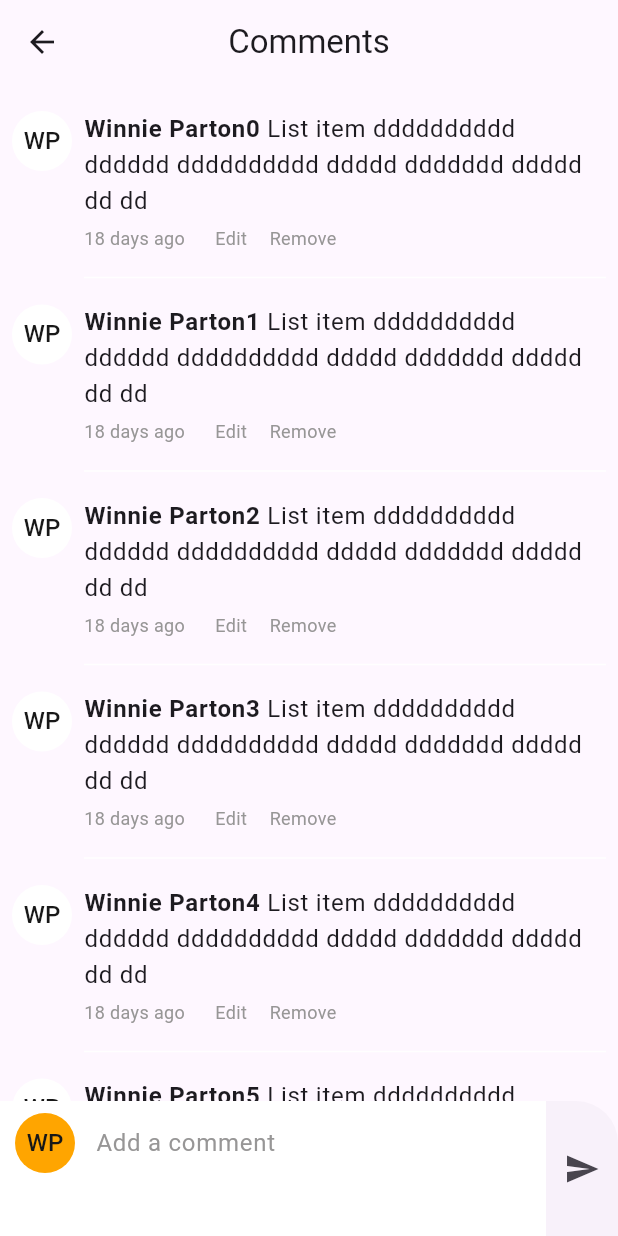
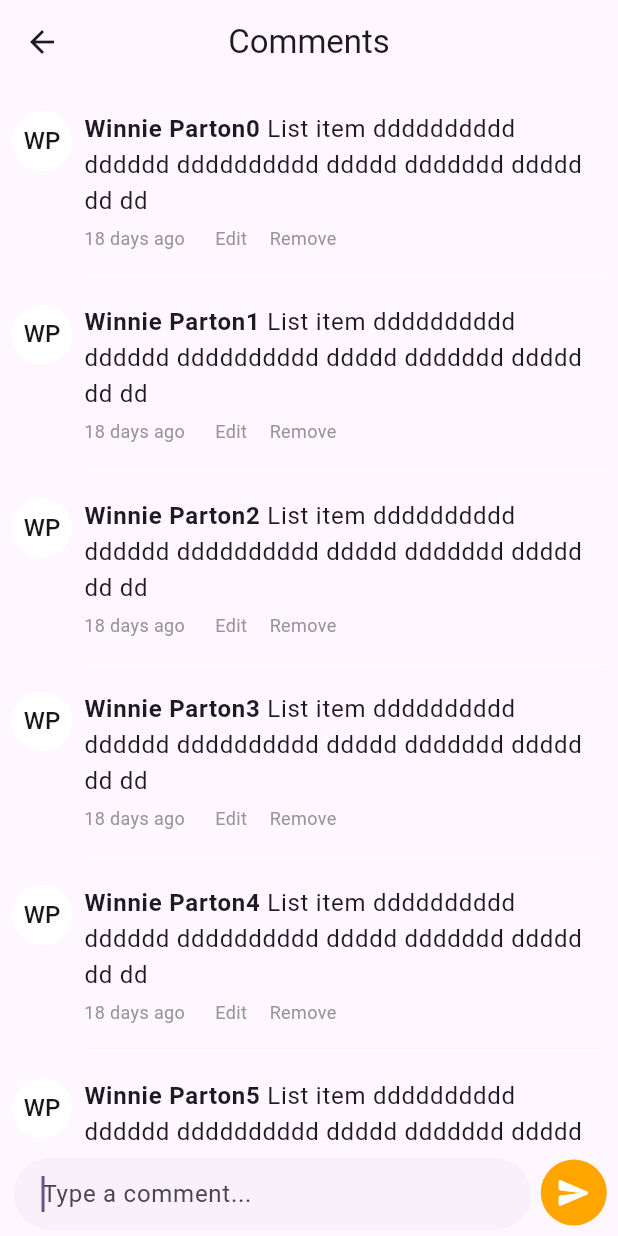
Before and after one commit to maniangdoz/exo_post, a Flutter app: the CommentScreen screen opened directly, on a phone screen of 412 x 824 dp. Run offline on Flutter 3.47's test engine with Material 2 defaults, Android fonts, the phone set to English and light mode, and no system bars; our stand-ins replace bloc, equatable, flutter_animate, flutter_bloc, flutter_keyboard_visibility, get_it and 6 more; accounts and stored records are empty.

Commit message:
add comment widgets

```diff
--- a/lib/common/styles/colors.dart
+++ b/lib/common/styles/colors.dart
@@ -13,4 +13,5 @@ class AppColors {
   static const Color appBarBackgroundColorDark = scaffoldBackgroundColorDark;
   static const Color appBarForegroundColor = onPrimaryColor;
   static const Color whiteColor = Colors.white;
+  static Color greyColor100 = Colors.grey[100]!;
 }
--- a/lib/features/comment/presentation/pages/comment_screen.dart
+++ b/lib/features/comment/presentation/pages/comment_screen.dart
@@ -115,22 +115,50 @@ class _CommentScreenState extends State<CommentScreen> {
           ),
         ],
       ),
-      bottomSheet: SizedBox(
-        height: 90,
+      bottomNavigationBar: Padding(
+        padding: EdgeInsets.only(
+          bottom: MediaQuery.of(context).viewInsets.bottom,
+        ),
+        child: Container(
+          decoration: BoxDecoration(
+            color: Colors.transparent,
+            borderRadius: BorderRadius.circular(30),
+          ),
           child: Padding(
-          padding: const EdgeInsets.only(top: 0, bottom: 0),
+            padding: const EdgeInsets.only(
+              left: 5,
+              right: 5,
+            ),
             child: Row(
+              crossAxisAlignment: CrossAxisAlignment.end,
               children: [
                 Expanded(
                   child: CommentInput(
                     commentTextFieldController: _commentTextFieldController,
                   ),
                 ),
-              IconButton(
-                onPressed: _addComment,
-                icon: const Icon(Icons.send_sharp),
+                GestureDetector(
+                  onTap: _addComment,
+                  child: Padding(
+                    padding: const EdgeInsets.symmetric(
+                        vertical: 7, horizontal: 2.5),
+                    child: Container(
+                      decoration: const BoxDecoration(
+                        color: AppColors.primaryColor,
+                        shape: BoxShape.circle,
+                      ),
+                      child: const Padding(
+                        padding: EdgeInsets.all(10),
+                        child: Icon(
+                          Icons.send_rounded,
+                          color: Colors.white,
+                        ),
+                      ),
+                    ),
+                  ),
                 ),
               ],
+            ),
           ),
         ),
       ),
--- a/lib/features/post/presentation/widgets/post_add.dart
+++ b/lib/features/post/presentation/widgets/post_add.dart
@@ -104,7 +104,7 @@ class _PostAddState extends State<PostAdd> {
                   keyboardType: TextInputType.multiline,
                   maxLines: null,
                   decoration: const InputDecoration(
-                    hintText: 'Write your text here...',
+                    hintText: 'What\'s news?',
                     hintStyle: TextStyle(
                       fontSize: 25,
                       fontWeight: FontWeight.normal,
--- a/lib/features/shared/presentation/widgets/comment_input.dart
+++ b/lib/features/shared/presentation/widgets/comment_input.dart
@@ -1,11 +1,9 @@
+import 'dart:async';
+
 import 'package:flutter/material.dart';
+import 'package:flutter_keyboard_visibility/flutter_keyboard_visibility.dart';
 
-import '../../../../common/styles/colors.dart';
-import '../../../../common/utils/app_utils.dart';
-import '../../../../common/utils/app_validator.dart';
-import 'text_field_shared.dart';
-
-class CommentInput extends StatelessWidget {
+class CommentInput extends StatefulWidget {
   const CommentInput({
     super.key,
     required TextEditingController commentTextFieldController,
@@ -14,25 +12,81 @@ class CommentInput extends StatelessWidget {
   final TextEditingController _commentTextFieldController;
 
   @override
+  State<CommentInput> createState() => _CommentInputState();
+}
+
+class _CommentInputState extends State<CommentInput> {
+  late ScrollController _scrollController;
+  late FocusNode _focus;
+  late StreamSubscription<bool> _keyboardSubscription;
+  late KeyboardVisibilityController _keyboardVisibilityController;
+  bool readOnly = true;
+
+  @override
+  void initState() {
+    super.initState();
+    _scrollController = ScrollController();
+    _focus = FocusNode();
+    _keyboardVisibilityController = KeyboardVisibilityController();
+    _keyboardSubscription =
+        _keyboardVisibilityController.onChange.listen((event) {
+      setState(() {
+        readOnly = !event;
+      });
+    });
+  }
+
+  @override
+  void dispose() {
+    _focus.dispose();
+    _keyboardSubscription.cancel();
+    super.dispose();
+  }
+
+  @override
   Widget build(BuildContext context) {
-    return Container(
-      padding: const EdgeInsets.fromLTRB(10, 0, 10, 0),
-      decoration: BoxDecoration(
-          color: AppUtils.isDarkMode(context)
-              ? Colors.black
-              : AppColors.onPrimaryColor),
-      child: Column(
-        children: [
-          TextFieldShared(
-            controller: _commentTextFieldController,
-            labelText: "Add a comment",
-            typeText: "TextArea",
-            maxLines: 1,
-            icon: Icons.mode_comment_outlined,
-            validator: AppValidors.commentValidtor,
+    if (readOnly) {
+      _focus.requestFocus();
+    }
+    return Card(
+      elevation: 0,
+      shape: RoundedRectangleBorder(
+        borderRadius: BorderRadius.circular(30),
+      ),
+      child: Container(
+        decoration: const BoxDecoration(
+          color: Colors.transparent,
+        ),
+        child: Scrollbar(
+          controller: _scrollController,
+          child: TextFormField(
+            onTap: _onTap,
+            focusNode: _focus,
+            showCursor: true,
+            readOnly: readOnly,
+            scrollController: _scrollController,
+            maxLines: 10,
+            minLines: 1,
+            controller: widget._commentTextFieldController,
+            keyboardType: TextInputType.multiline,
+            decoration: const InputDecoration(
+              hintText: 'Type a comment...',
+              isDense: true,
+              contentPadding:
+                  EdgeInsets.symmetric(vertical: 12, horizontal: 15),
+              border: OutlineInputBorder(
+                borderSide: BorderSide.none,
+              ),
+            ),
           ),
-        ],
+        ),
       ),
     );
   }
+
+  void _onTap() {
+    setState(() {
+      readOnly = false;
+    });
+  }
 }
```
Lines whose indentation alone changed are shown as unchanged.
